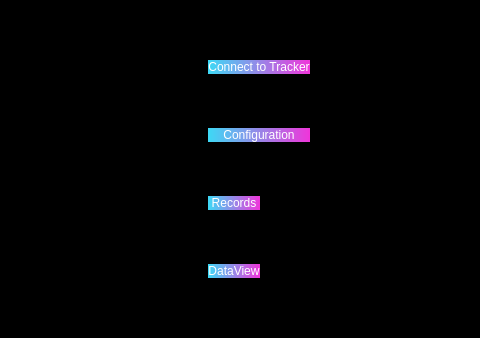
Old version of the form PyQT/UI/MainWindow.ui in the repository zakerl/Capstone_Project; both pictures show x 159 to 639 and y 266 to 604 of the 841 by 869 pixel window.
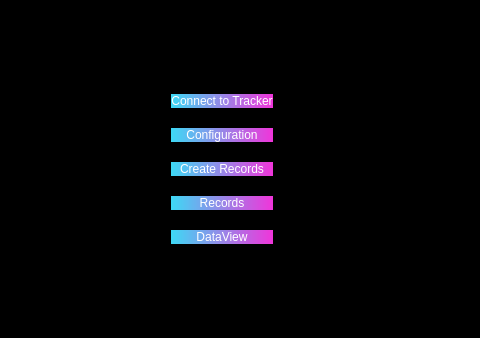
New version of the form.

Diff of the .ui file:
```diff
--- a/PyQT/UI/MainWindow.ui
+++ b/PyQT/UI/MainWindow.ui
@@ -19,36 +19,9 @@
   <widget class="QWidget" name="centralwidget">
    <layout class="QGridLayout" name="gridLayout_2">
     <item row="0" column="0">
-     <spacer name="horizontalSpacer_9">
-      <property name="orientation">
-       <enum>Qt::Horizontal</enum>
-      </property>
-      <property name="sizeHint" stdset="0">
-       <size>
-        <width>750</width>
-        <height>17</height>
-       </size>
-      </property>
-     </spacer>
-    </item>
-    <item row="0" column="1">
-     <widget class="QPushButton" name="toggleBtn">
-      <property name="styleSheet">
-       <string notr="true">background-color: rgb(170, 0, 0);
-border-radius: 15px;</string>
-      </property>
-      <property name="text">
-       <string>Disconnected</string>
-      </property>
-     </widget>
-    </item>
-    <item row="1" column="0" colspan="2">
      <layout class="QGridLayout" name="gridLayout">
-      <property name="verticalSpacing">
-       <number>40</number>
-      </property>
-      <item row="4" column="2" colspan="2">
-       <spacer name="horizontalSpacer_8">
+      <item row="4" column="4">
+       <spacer name="horizontalSpacer_10">
         <property name="orientation">
          <enum>Qt::Horizontal</enum>
         </property>
@@ -60,20 +33,35 @@
         </property>
        </spacer>
       </item>
-      <item row="1" column="0">
-       <spacer name="horizontalSpacer">
-        <property name="orientation">
-         <enum>Qt::Horizontal</enum>
+      <item row="4" column="1" colspan="3">
+       <widget class="QPushButton" name="buttonCreate">
+        <property name="styleSheet">
+         <string notr="true">background-color: qlineargradient(spread:pad, x1:0, y1:0, x2:1, y2:0, stop:0 rgba(61, 217, 245, 255), stop:1 rgba(240, 53, 218, 255));
+font: 9pt &quot;Microsoft YaHei UI&quot;;
+color: rgb(255, 255, 255);
+border-style: solid;
+border-radius: 15px;</string>
         </property>
-        <property name="sizeHint" stdset="0">
-         <size>
-          <width>40</width>
-          <height>28</height>
-         </size>
+        <property name="text">
+         <string>Create Records</string>
         </property>
-       </spacer>
+       </widget>
       </item>
-      <item row="2" column="3">
+      <item row="2" column="1" colspan="3">
+       <widget class="QPushButton" name="pushButton">
+        <property name="styleSheet">
+         <string notr="true">background-color: qlineargradient(spread:pad, x1:0, y1:0, x2:1, y2:0, stop:0 rgba(61, 217, 245, 255), stop:1 rgba(240, 53, 218, 255));
+font: 9pt &quot;Microsoft YaHei UI&quot;;
+color: rgb(255, 255, 255);
+border-style: solid;
+border-radius: 15px;</string>
+        </property>
+        <property name="text">
+         <string>Connect to Tracker</string>
+        </property>
+       </widget>
+      </item>
+      <item row="3" column="4">
        <spacer name="horizontalSpacer_5">
         <property name="orientation">
          <enum>Qt::Horizontal</enum>
@@ -86,60 +74,31 @@
         </property>
        </spacer>
       </item>
-      <item row="4" column="0">
-       <spacer name="horizontalSpacer_6">
-        <property name="orientation">
-         <enum>Qt::Horizontal</enum>
-        </property>
-        <property name="sizeHint" stdset="0">
-         <size>
-          <width>40</width>
-          <height>28</height>
-         </size>
-        </property>
-       </spacer>
-      </item>
-      <item row="3" column="1">
-       <widget class="QPushButton" name="pushButton_3">
+      <item row="0" column="5">
+       <widget class="QPushButton" name="toggleBtn">
         <property name="styleSheet">
-         <string notr="true">background-color: qlineargradient(spread:pad, x1:0, y1:0, x2:1, y2:0, stop:0 rgba(61, 217, 245, 255), stop:1 rgba(240, 53, 218, 255));
-font: 9pt &quot;Microsoft YaHei UI&quot;;
-color: rgb(255, 255, 255);
-border-style: solid;
+         <string notr="true">background-color: rgb(170, 0, 0);
 border-radius: 15px;</string>
         </property>
         <property name="text">
-         <string>Records</string>
+         <string>Disconnected</string>
         </property>
        </widget>
       </item>
-      <item row="0" column="1">
-       <spacer name="verticalSpacer">
-        <property name="orientation">
-         <enum>Qt::Vertical</enum>
-        </property>
-        <property name="sizeHint" stdset="0">
-         <size>
-          <width>20</width>
-          <height>40</height>
-         </size>
-        </property>
-       </spacer>
-      </item>
-      <item row="3" column="0">
-       <spacer name="horizontalSpacer_3">
+      <item row="0" column="0" colspan="5">
+       <spacer name="horizontalSpacer_9">
         <property name="orientation">
          <enum>Qt::Horizontal</enum>
         </property>
         <property name="sizeHint" stdset="0">
          <size>
-          <width>40</width>
-          <height>20</height>
+          <width>750</width>
+          <height>17</height>
          </size>
         </property>
        </spacer>
       </item>
-      <item row="1" column="3">
+      <item row="2" column="4">
        <spacer name="horizontalSpacer_4">
         <property name="orientation">
          <enum>Qt::Horizontal</enum>
@@ -152,20 +111,7 @@
         </property>
        </spacer>
       </item>
-      <item row="3" column="2" colspan="2">
-       <spacer name="horizontalSpacer_7">
-        <property name="orientation">
-         <enum>Qt::Horizontal</enum>
-        </property>
-        <property name="sizeHint" stdset="0">
-         <size>
-          <width>40</width>
-          <height>28</height>
-         </size>
-        </property>
-       </spacer>
-      </item>
-      <item row="2" column="0">
+      <item row="3" column="0">
        <spacer name="horizontalSpacer_2">
         <property name="orientation">
          <enum>Qt::Horizontal</enum>
@@ -178,20 +124,20 @@
         </property>
        </spacer>
       </item>
-      <item row="5" column="1">
-       <spacer name="verticalSpacer_2">
+      <item row="2" column="0">
+       <spacer name="horizontalSpacer">
         <property name="orientation">
-         <enum>Qt::Vertical</enum>
+         <enum>Qt::Horizontal</enum>
         </property>
         <property name="sizeHint" stdset="0">
          <size>
-          <width>20</width>
-          <height>40</height>
+          <width>40</width>
+          <height>28</height>
          </size>
         </property>
        </spacer>
       </item>
-      <item row="2" column="1" colspan="2">
+      <item row="3" column="1" colspan="3">
        <widget class="QPushButton" name="pushButton_2">
         <property name="styleSheet">
          <string notr="true">background-color: qlineargradient(spread:pad, x1:0, y1:0, x2:1, y2:0, stop:0 rgba(61, 217, 245, 255), stop:1 rgba(240, 53, 218, 255));
@@ -205,7 +151,112 @@
         </property>
        </widget>
       </item>
-      <item row="4" column="1">
+      <item row="1" column="1" colspan="2">
+       <spacer name="verticalSpacer">
+        <property name="orientation">
+         <enum>Qt::Vertical</enum>
+        </property>
+        <property name="sizeHint" stdset="0">
+         <size>
+          <width>20</width>
+          <height>40</height>
+         </size>
+        </property>
+       </spacer>
+      </item>
+      <item row="4" column="0">
+       <spacer name="horizontalSpacer_11">
+        <property name="orientation">
+         <enum>Qt::Horizontal</enum>
+        </property>
+        <property name="sizeHint" stdset="0">
+         <size>
+          <width>40</width>
+          <height>28</height>
+         </size>
+        </property>
+       </spacer>
+      </item>
+      <item row="9" column="1" colspan="2">
+       <spacer name="verticalSpacer_2">
+        <property name="orientation">
+         <enum>Qt::Vertical</enum>
+        </property>
+        <property name="sizeHint" stdset="0">
+         <size>
+          <width>20</width>
+          <height>40</height>
+         </size>
+        </property>
+       </spacer>
+      </item>
+      <item row="5" column="4">
+       <spacer name="horizontalSpacer_7">
+        <property name="orientation">
+         <enum>Qt::Horizontal</enum>
+        </property>
+        <property name="sizeHint" stdset="0">
+         <size>
+          <width>40</width>
+          <height>28</height>
+         </size>
+        </property>
+       </spacer>
+      </item>
+      <item row="5" column="0">
+       <spacer name="horizontalSpacer_3">
+        <property name="orientation">
+         <enum>Qt::Horizontal</enum>
+        </property>
+        <property name="sizeHint" stdset="0">
+         <size>
+          <width>40</width>
+          <height>20</height>
+         </size>
+        </property>
+       </spacer>
+      </item>
+      <item row="7" column="4">
+       <spacer name="horizontalSpacer_8">
+        <property name="orientation">
+         <enum>Qt::Horizontal</enum>
+        </property>
+        <property name="sizeHint" stdset="0">
+         <size>
+          <width>40</width>
+          <height>28</height>
+         </size>
+        </property>
+       </spacer>
+      </item>
+      <item row="7" column="0">
+       <spacer name="horizontalSpacer_6">
+        <property name="orientation">
+         <enum>Qt::Horizontal</enum>
+        </property>
+        <property name="sizeHint" stdset="0">
+         <size>
+          <width>40</width>
+          <height>28</height>
+         </size>
+        </property>
+       </spacer>
+      </item>
+      <item row="5" column="1" colspan="3">
+       <widget class="QPushButton" name="pushButton_3">
+        <property name="styleSheet">
+         <string notr="true">background-color: qlineargradient(spread:pad, x1:0, y1:0, x2:1, y2:0, stop:0 rgba(61, 217, 245, 255), stop:1 rgba(240, 53, 218, 255));
+font: 9pt &quot;Microsoft YaHei UI&quot;;
+color: rgb(255, 255, 255);
+border-style: solid;
+border-radius: 15px;</string>
+        </property>
+        <property name="text">
+         <string>Records</string>
+        </property>
+       </widget>
+      </item>
+      <item row="7" column="1" colspan="3">
        <widget class="QPushButton" name="pushButton_4">
         <property name="styleSheet">
          <string notr="true">background-color: qlineargradient(spread:pad, x1:0, y1:0, x2:1, y2:0, stop:0 rgba(61, 217, 245, 255), stop:1 rgba(240, 53, 218, 255));
@@ -219,20 +270,6 @@
         </property>
        </widget>
       </item>
-      <item row="1" column="1" colspan="2">
-       <widget class="QPushButton" name="pushButton">
-        <property name="styleSheet">
-         <string notr="true">background-color: qlineargradient(spread:pad, x1:0, y1:0, x2:1, y2:0, stop:0 rgba(61, 217, 245, 255), stop:1 rgba(240, 53, 218, 255));
-font: 9pt &quot;Microsoft YaHei UI&quot;;
-color: rgb(255, 255, 255);
-border-style: solid;
-border-radius: 15px;</string>
-        </property>
-        <property name="text">
-         <string>Connect to Tracker</string>
-        </property>
-       </widget>
-      </item>
      </layout>
     </item>
    </layout>
```
Left out of the diff: 2 changed lines with no effect on the pictures.
